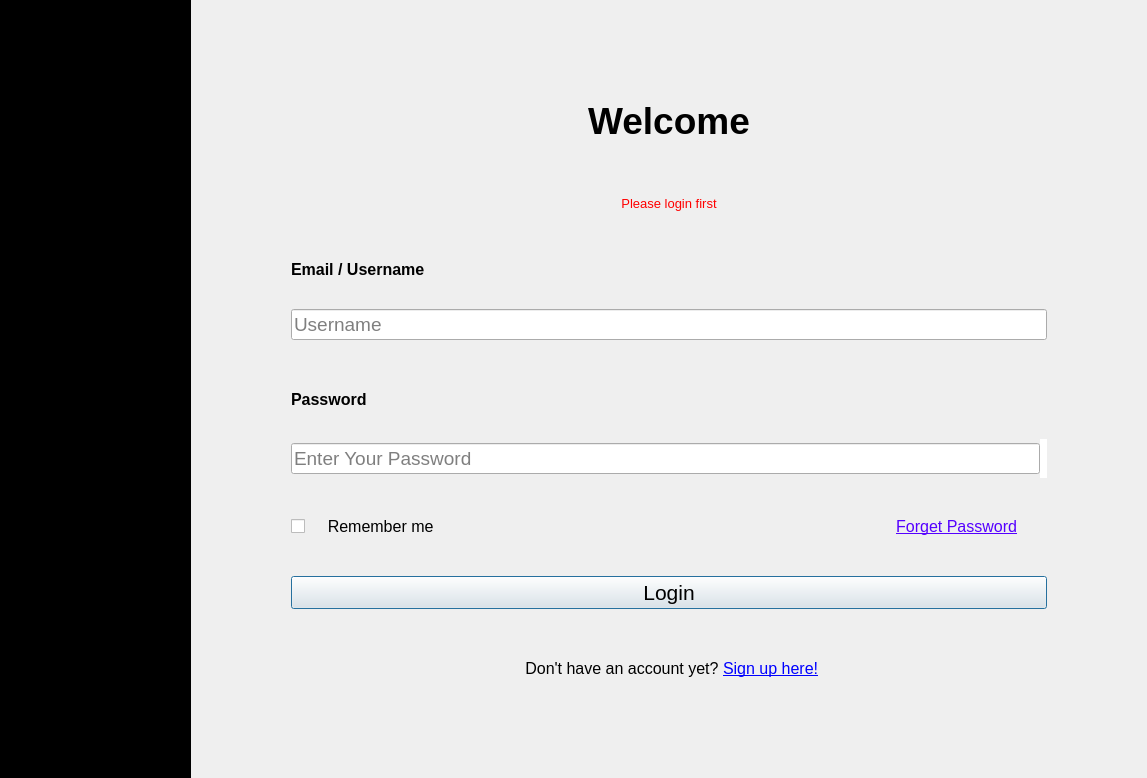
Qt form gui/src/Register.ui (WEI22/ICMS) before a commit.
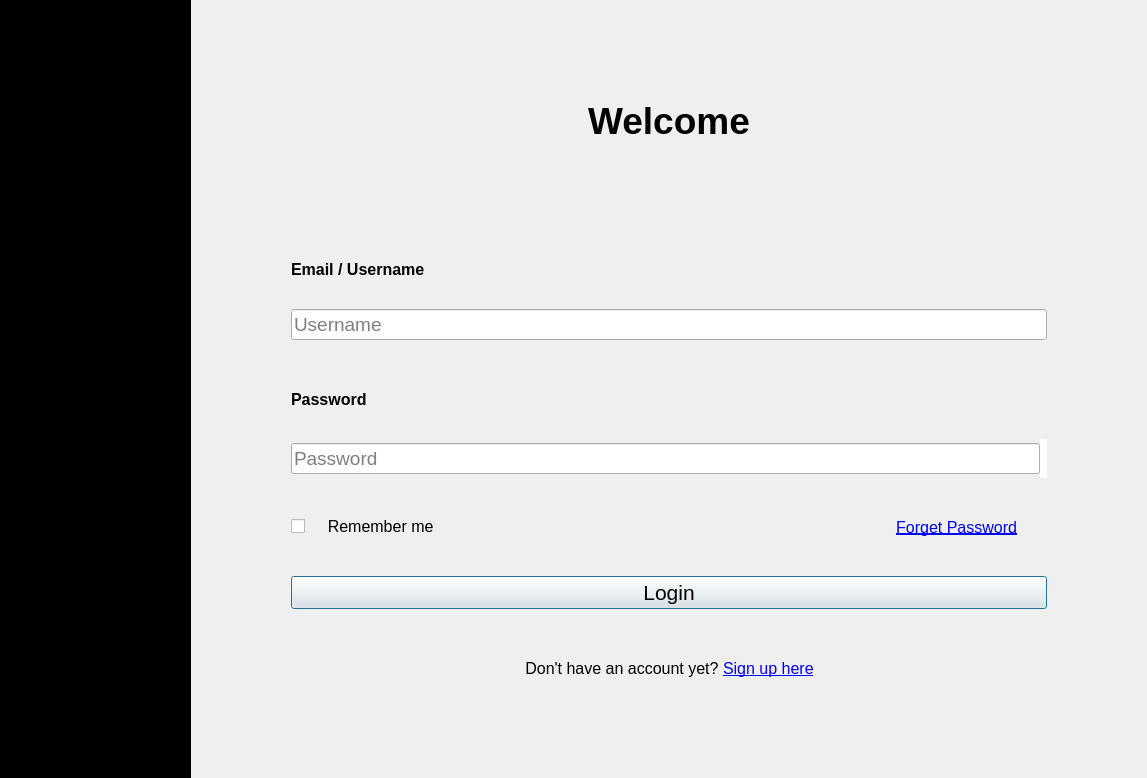
The same form after that commit. Icons and pictures are not drawn. Custom widgets are drawn as their Qt base class.

Diff of the .ui file:
```diff
--- a/gui/src/Register.ui
+++ b/gui/src/Register.ui
@@ -195,19 +195,45 @@
       </widget>
      </item>
      <item>
-      <widget class="QLabel" name="login_error">
+      <layout class="QHBoxLayout" name="horizontalLayout_2">
+       <item>
+        <widget class="QLabel" name="login_msg">
        <property name="font">
         <font>
          <pointsize>10</pointsize>
         </font>
        </property>
+         <property name="styleSheet">
+          <string notr="true">color: red;</string>
+         </property>
        <property name="text">
-        <string>&lt;html&gt;&lt;head/&gt;&lt;body&gt;&lt;p&gt;&lt;span style=&quot; font-size:10pt; color:#ff0000;&quot;&gt;Please login first&lt;/span&gt;&lt;/p&gt;&lt;/body&gt;&lt;/html&gt;</string>
+          <string/>
        </property>
        <property name="alignment">
-        <set>Qt::AlignBottom|Qt::AlignHCenter</set>
-       </property>
-      </widget>
+          <set>Qt::AlignBottom|Qt::AlignRight|Qt::AlignTrailing</set>
+         </property>
+        </widget>
+       </item>
+       <item>
+        <widget class="ClickableLabel" name="login_msg_register">
+         <property name="font">
+          <font>
+           <pointsize>10</pointsize>
+           <underline>true</underline>
+          </font>
+         </property>
+         <property name="styleSheet">
+          <string notr="true">color: red;</string>
+         </property>
+         <property name="text">
+          <string/>
+         </property>
+         <property name="alignment">
+          <set>Qt::AlignBottom|Qt::AlignLeading|Qt::AlignLeft</set>
+         </property>
+        </widget>
+       </item>
+      </layout>
      </item>
      <item>
       <widget class="QLabel" name="login_email">
@@ -283,7 +309,7 @@
           <enum>QLineEdit::Password</enum>
          </property>
          <property name="placeholderText">
-          <string>Enter Your Password</string>
+          <string>Password</string>
          </property>
         </widget>
        </item>
@@ -330,13 +356,17 @@
          <property name="font">
           <font>
            <pointsize>12</pointsize>
+           <underline>true</underline>
           </font>
          </property>
          <property name="acceptDrops">
           <bool>false</bool>
          </property>
+         <property name="styleSheet">
+          <string notr="true">color: #0000ff;</string>
+         </property>
          <property name="text">
-          <string>&lt;html&gt;&lt;head/&gt;&lt;body&gt;&lt;p&gt;&lt;span style=&quot; text-decoration: underline; color:#5500ff;&quot;&gt;Forget Password&lt;/span&gt;&lt;/p&gt;&lt;/body&gt;&lt;/html&gt;</string>
+          <string>Forget Password</string>
          </property>
          <property name="alignment">
           <set>Qt::AlignRight|Qt::AlignTrailing|Qt::AlignVCenter</set>
@@ -388,10 +418,14 @@
          <property name="font">
           <font>
            <pointsize>12</pointsize>
+           <underline>true</underline>
           </font>
          </property>
+         <property name="styleSheet">
+          <string notr="true">color: #0000ff</string>
+         </property>
          <property name="text">
-          <string>&lt;html&gt;&lt;head/&gt;&lt;body&gt;&lt;p&gt;&lt;a href=&quot;192.168.100.43:8000&quot;&gt;&lt;span style=&quot; text-decoration: underline; color:#0000ff;&quot;&gt; Sign up here!&lt;/span&gt;&lt;/a&gt;&lt;/p&gt;&lt;/body&gt;&lt;/html&gt;</string>
+          <string>Sign up here</string>
          </property>
          <property name="alignment">
           <set>Qt::AlignBottom|Qt::AlignLeading|Qt::AlignLeft</set>
```
Left out of the diff: 2 changed lines with no effect on the pictures. Lines whose indentation alone changed are shown as unchanged.
